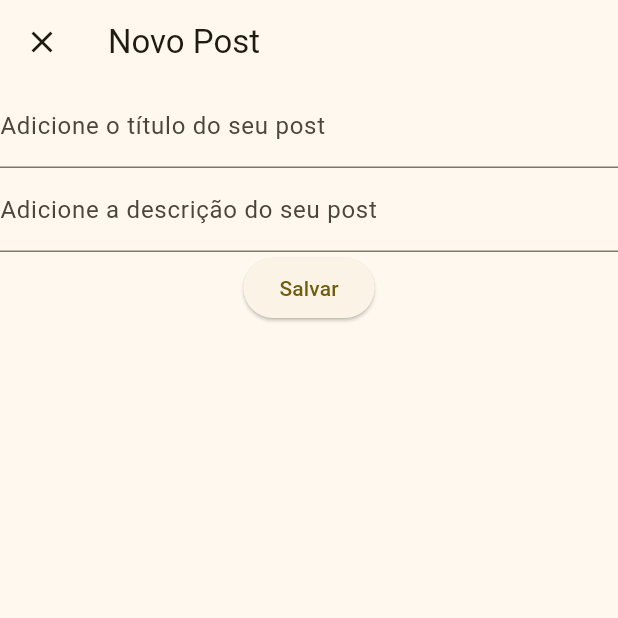
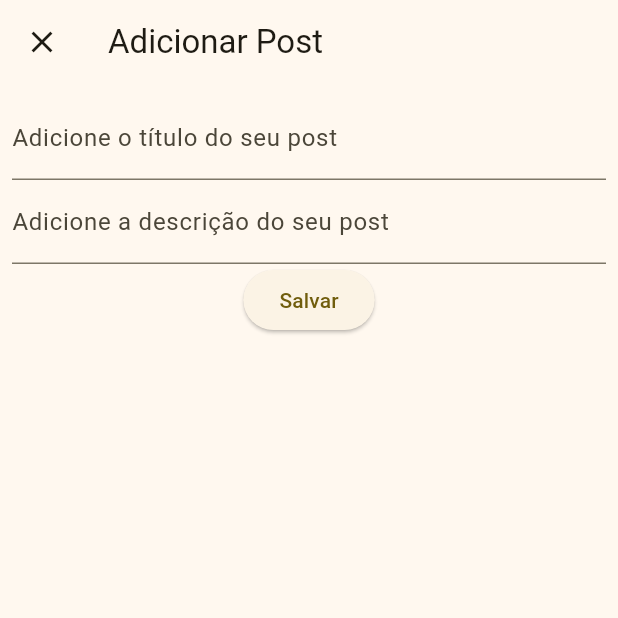
Before and after one commit to pedrogdnz/instagram-flutter, a Flutter app: the screen it shows after launch, after a tap on the "add" icon, on a phone screen of 412 x 824 dp, the top half of it. Run offline on Flutter 3.47's test engine with Material 3 defaults, Android fonts, the phone set to English and light mode, and no system bars.

Commit message:
CRUD dos posts completo

```diff
--- a/lib/models/post.dart
+++ b/lib/models/post.dart
@@ -1,7 +1,7 @@
 class Post {
-  final String titulo;
-  final String texto;
-  final bool curtido;
+  String titulo;
+  String texto;
+  bool curtido;
 
   Post({required this.titulo, required this.texto, required this.curtido});
 }
--- a/lib/models/story.dart
+++ b/lib/models/story.dart
@@ -1,6 +1,7 @@
 class Story {
   final String titulo;
+  final String texto;
   final bool liked;
 
-  Story({required this.titulo, required this.liked});
+  Story({required this.titulo, required this.texto, required this.liked});
 }
--- a/lib/views/add_post.dart
+++ b/lib/views/add_post.dart
@@ -2,7 +2,9 @@ import 'package:flutter/material.dart';
 import 'package:instagram/models/post.dart';
 
 class AddPost extends StatefulWidget {
-  const AddPost({super.key});
+  final Post? post;
+
+  const AddPost({super.key, this.post});
 
   @override
   State<AddPost> createState() => _AddPostState();
@@ -14,10 +16,22 @@ class _AddPostState extends State<AddPost> {
   final TextEditingController _textoPostController = TextEditingController();
 
   @override
+  void initState() {
+    super.initState();
+    if (widget.post != null) {
+      _tituloPostController.text = widget.post!.titulo;
+      _textoPostController.text = widget.post!.texto;
+    }
+  }
+
+  @override
   Widget build(BuildContext context) {
     return Scaffold(
       appBar: AppBar(
-        title: Text("Novo Post"),
+        title:
+            widget.post == null
+                ? const Text("Adicionar Post")
+                : const Text("Editar Post"),
         leading: IconButton(
           icon: Icon(Icons.close),
           onPressed: () {
@@ -26,7 +40,9 @@ class _AddPostState extends State<AddPost> {
         ),
       ),
 
-      body: Form(
+      body: Padding(
+        padding: const EdgeInsets.all(8.0),
+        child: Form(
           key: _formKey,
           child: Column(
             children: [
@@ -57,17 +73,29 @@ class _AddPostState extends State<AddPost> {
               ElevatedButton(
                 onPressed: () {
                   if (_formKey.currentState!.validate()) {
-                  ScaffoldMessenger.of(
-                    context,
-                  ).showSnackBar(const SnackBar(content: Text("Salvando")));
-                  Navigator.pop(
-                    context,
-                    Post(
+                    ScaffoldMessenger.of(context).showSnackBar(
+                      SnackBar(
+                        content: Text("Salvando"),
+                        shape: RoundedRectangleBorder(
+                          borderRadius: BorderRadius.circular(10.0),
+                        ),
+                        behavior: SnackBarBehavior.floating,
+                        width: 350.0,
+                      ),
+                    );
+
+                    if (widget.post == null) {
+                      Post novoPost = Post(
                         titulo: _tituloPostController.text,
                         texto: _textoPostController.text,
                         curtido: false,
-                    ),
                       );
+                      Navigator.pop(context, novoPost);
+                    } else {
+                      widget.post?.titulo = _tituloPostController.text;
+                      widget.post?.texto = _textoPostController.text;
+                      Navigator.pop(context);
+                    }
                   }
                 },
                 child: const Text("Salvar"),
@@ -75,6 +103,7 @@ class _AddPostState extends State<AddPost> {
             ],
           ),
         ),
+      ),
     );
   }
 }
--- a/lib/views/story_item.dart
+++ b/lib/views/story_item.dart
@@ -1,21 +1,28 @@
 import 'package:flutter/material.dart';
+import 'package:instagram/models/story.dart';
 
 class StoryItem extends StatelessWidget {
-  const StoryItem({super.key, required this.texto});
-  final String texto;
+  const StoryItem({super.key, required this.story});
+  final Story story;
 
   @override
   Widget build(BuildContext context) {
     return Padding(
       padding: const EdgeInsets.all(8.0),
-      child: Container(
-        height: 100,
-        width: 100,
-        decoration: BoxDecoration(
-          color: Theme.of(context).colorScheme.inversePrimary,
-          shape: BoxShape.circle,
+      child: ListTile(
+        title: Text(story.titulo),
+        subtitle: Text(story.texto),
+        leading: Icon(
+          story.liked ? Icons.favorite : Icons.favorite_border,
+          color: story.liked ? Colors.amber : null,
         ),
-        child: Center(child: Text(texto, style: const TextStyle(fontSize: 20))),
+        tileColor: Theme.of(context).colorScheme.primaryContainer,
+        contentPadding: const EdgeInsets.all(6.0),
+        titleTextStyle: TextStyle(
+          fontSize: 16,
+          fontWeight: FontWeight.bold,
+          color: Theme.of(context).colorScheme.primary,
+        ),
       ),
     );
   }
```
Also changed, not shown: lib/views/home_page.dart (+32 -7 lines), lib/views/post_item.dart (+46 -9 lines). Lines whose indentation alone changed are shown as unchanged.
